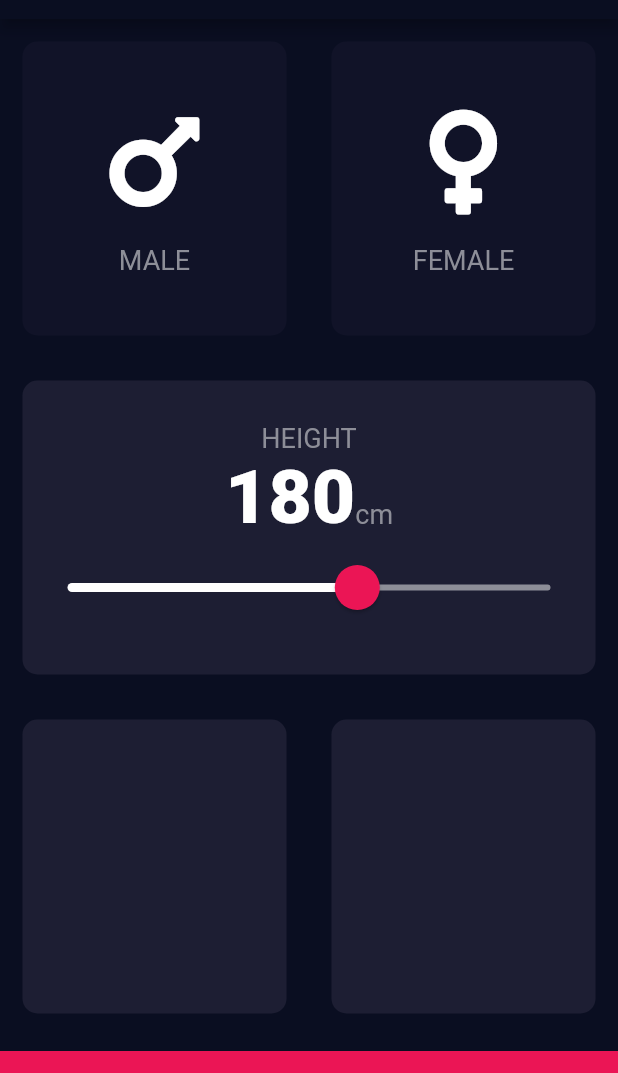
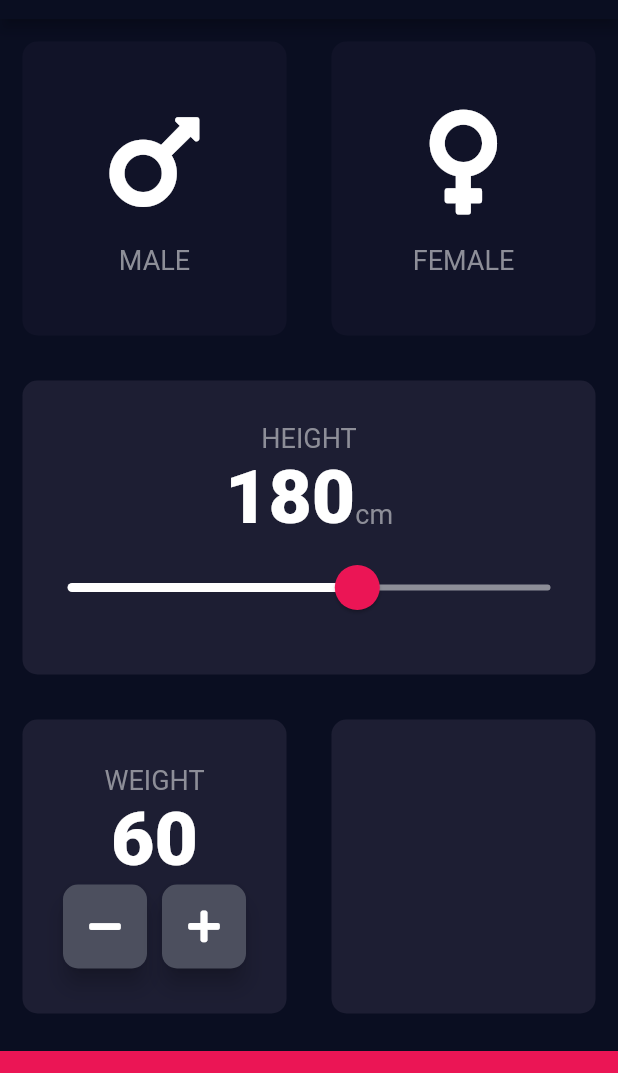
Before and after one commit to afadhitya/Flutter-Course-Example-Project, a Flutter app: the screen it shows after launch, on a phone screen of 412 x 824 dp, the part 65-1138 px from its top. Run offline on Flutter 3.47's test engine with Material 2 defaults, Android fonts, the phone set to English and light mode, and no system bars; our stand-ins replace audioplayers, font_awesome_flutter, rflutter_alert.

Commit message:
[ section 12 ] add custom button for input a weight

```diff
--- a/Section 12/bmi-calculator-flutter-master/lib/input_page.dart
+++ b/Section 12/bmi-calculator-flutter-master/lib/input_page.dart
@@ -14,6 +14,7 @@ class InputPage extends StatefulWidget {
 class _InputPageState extends State<InputPage> {
   Gender selectedGender;
   int height = 180;
+  int weight = 60;
 
   @override
   Widget build(BuildContext context) {
@@ -119,6 +120,43 @@ class _InputPageState extends State<InputPage> {
                 Expanded(
                   child: ReusableCard(
                     color: kActiveCardColor,
+                    childCard: Column(
+                      mainAxisAlignment: MainAxisAlignment.center,
+                      children: [
+                        Text(
+                          'WEIGHT',
+                          style: kLabelTextStyle,
+                        ),
+                        Text(
+                          weight.toString(),
+                          style: kNumberTextStyle,
+                        ),
+                        Row(
+                          mainAxisAlignment: MainAxisAlignment.center,
+                          children: [
+                            RoundIconButton(
+                              icon: FontAwesomeIcons.minus,
+                              onTap: () {
+                                setState(() {
+                                  weight--;
+                                });
+                              },
+                            ),
+                            SizedBox(
+                              width: 10.0,
+                            ),
+                            RoundIconButton(
+                              icon: FontAwesomeIcons.plus,
+                              onTap: () {
+                                setState(() {
+                                  weight++;
+                                });
+                              },
+                            ),
+                          ],
+                        )
+                      ],
+                    ),
                   ),
                 ),
                 Expanded(
@@ -140,3 +178,25 @@ class _InputPageState extends State<InputPage> {
     );
   }
 }
+
+class RoundIconButton extends StatelessWidget {
+  RoundIconButton({@required this.icon, @required this.onTap});
+
+  final IconData icon;
+  final Function onTap;
+
+  @override
+  Widget build(BuildContext context) {
+    return RawMaterialButton(
+      onPressed: onTap,
+      elevation: 6.0,
+      child: Icon(icon),
+      constraints: BoxConstraints.tightFor(
+        width: 56.0,
+        height: 56.0,
+      ),
+      shape: RoundedRectangleBorder(borderRadius: BorderRadius.circular(10.0)),
+      fillColor: Color(0xFF4C4F5E),
+    );
+  }
+}
```
